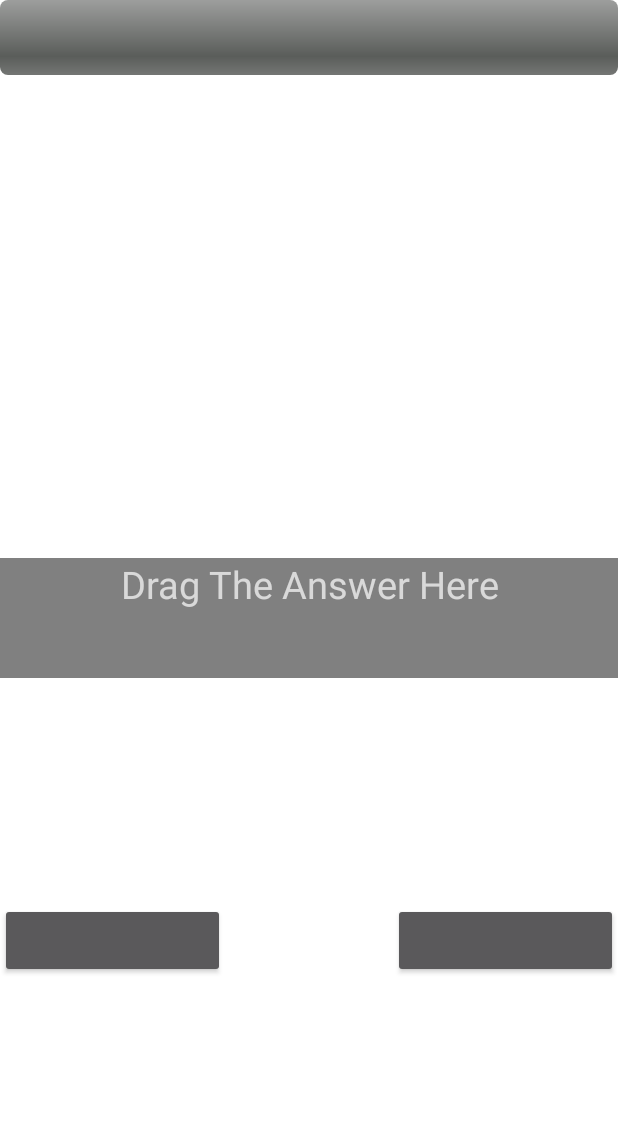
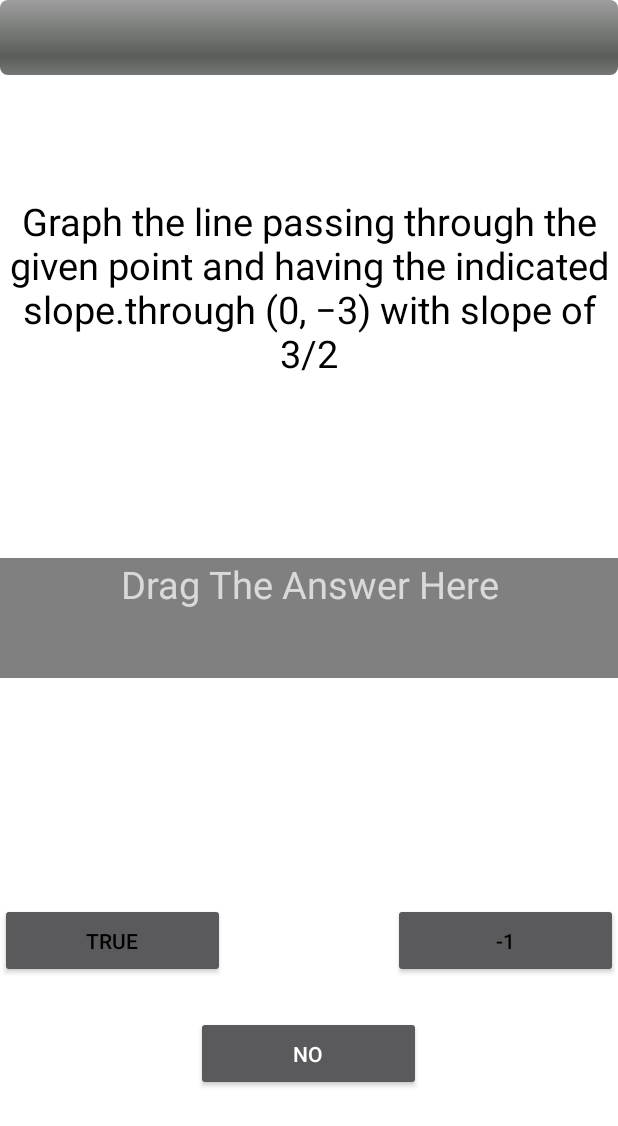
Before and after one commit to JFinkel7/Algebra_Quiz-Android-App, an Android app: the screen it shows after launch (LinearModelsActivity), after a tap on "LINEAR FUNCTIONS", on a phone screen of 412 x 824 dp. Shown: the top 1126 px of the screen. Run offline under Robolectric (Android 15) with nearby library versions, the light colour scheme and no system bars.

Commit message:
Added Sound Effects, ProgressBar Animation In LinearFunctions Activity

```diff
--- /dev/null
+++ b/src/main/java/Quiz/LinearModels.java
@@ -0,0 +1,84 @@
+package Quiz;
+
+import android.content.Context;
+import android.database.sqlite.SQLiteDatabase;
+
+import java.util.Random;
+
+import Database.DatabaseOpenHandler;
+import Database.DbEvent;
+import QuizRepository.ILinearModelsQuestions;
+
+
+public class LinearModels implements ILinearModelsQuestions {
+    //*****
+    private static final String DB_NAME = "Quiz";
+    private static final String TABLE_NAME = "LinearModels";
+    private static final String COLUMN_ID = "ID";
+    private static final String COLUMN_1 = "Question";
+    private static final String COLUMN_2 = "Solution";
+    private static final String EMPTY_STRING = "";
+    private int randomIndex = 1;
+    // DbDataSet
+    private SQLiteDatabase db;
+    private DatabaseOpenHandler dbHandler;
+    private DbEvent dbEvent;
+
+
+    //*****
+    public LinearModels(Context context) {
+        this.dbEvent = new DbEvent(1, DB_NAME, TABLE_NAME, COLUMN_ID, COLUMN_1, COLUMN_2);
+        this.dbHandler = new DatabaseOpenHandler(context, dbEvent);
+        this.db = dbHandler.getWritableDatabase();
+        //*** Adding Data To Our Database If None Exists ***
+        if (!(dbEvent.getRowCount(db) >= 1)) {
+            dbEvent.insertTwoTableData(db, QUESTION_1, SOLUTION_1);
+            dbEvent.insertTwoTableData(db, QUESTION_2, SOLUTION_2);
+            dbEvent.insertTwoTableData(db, QUESTION_3, SOLUTION_3);
+        }
+    }
+
+    /*========================================CLASS METHODS========================================*/
+    // *** GETS The (1st) Question From The SQLite Table ***
+    public String getQuestion() {
+        return (dbEvent.retrieveTableData(db, dbEvent.getColumn1(), 1));
+    }
+
+    /*** (INFO) ADDED METHOD ***/
+    // *** (Overloaded) GETS The A Chosen Question From The SQLite Table Based On The ID Value ***
+    public String getQuestion(final int ID) {
+        return (dbEvent.retrieveTableData(db, dbEvent.getColumn1(), ID));
+    }
+
+    // *** GETS Random Question From The SQLite Table ***
+    public String getRandomQuestion() {
+        Random randomEvent = new Random();
+        final int MIN = 1;
+        final int MAX = dbEvent.getRowCount(db);
+        randomIndex = randomEvent.nextInt(MAX) + MIN;
+        //*** Returns The Random Int Value ***
+        return (dbEvent.retrieveTableData(db, dbEvent.getColumn1(), randomIndex));
+    }
+
+    //*** Gets Solution From The Matching Random Question ***
+    public String getRandomSolution() {
+        return (dbEvent.retrieveTableData(db, dbEvent.getColumn2(), randomIndex));
+    }
+
+    //*** Checks To See If The Question Is Correct Based On The Matching Input ***
+    public boolean checkQuestion(String userInput) {
+        if (!(userInput.isEmpty())) {// Continue
+            //*** Returns True If User Input Matches With The Solution ***
+            return (userInput.equals(getRandomSolution()));
+        }
+        return (false);
+    }
+
+    /*** (INFO) ADDED METHOD ***/
+    public String getSolution(int Id) {
+        if (Id > 0) {
+            return (dbEvent.retrieveTableData(db, dbEvent.getColumn2(), Id));
+        }
+        return (EMPTY_STRING);
+    }
+}// END OF CLASS
--- a/src/main/java/com/jfinkelstudios/mobile/algebraquizapp/LinearModelsActivity.java
+++ b/src/main/java/com/jfinkelstudios/mobile/algebraquizapp/LinearModelsActivity.java
@@ -1,5 +1,6 @@
 package com.jfinkelstudios.mobile.algebraquizapp;
 
+import android.animation.ObjectAnimator;
 import android.annotation.SuppressLint;
 import android.content.ClipData;
 import android.os.Bundle;
@@ -7,27 +8,29 @@ import android.view.DragEvent;
 import android.view.MotionEvent;
 import android.view.View;
 import android.widget.Button;
+import android.widget.ProgressBar;
 import android.widget.TextView;
-import android.widget.Toast;
 
 import androidx.appcompat.app.AppCompatActivity;
 
 import Quiz.LinearModels;
 
 public class LinearModelsActivity extends AppCompatActivity {
-    // DataTypes
+    //* Data Types
+    private static final String PROPERTY_NAME = "progress";
     private static final String DEBUG = "DEBUG";
-    //*******>
-    // View
-    private Button btnQuestion_1, btnQuestion_2;
+    private static int currentProgress = 0;
+    ProgressBar progressBar;
+    private String question, chosenAnswer;
     private TextView txtViewQuestion, txtViewTarget;
-    private String question, chosenAnswer;
-    private int xDelta, yDelta;
-    private int solutionStartIndex = 1;
-    // Classes
+    //*****
+    //* VIEWS
+    private Button btnQuestion_1, btnQuestion_2, btnQuestion_3;
+    //* Classes
     private LinearModels linearModels;
+    private SoundEffects correctSound, inCorrectSound, dragStartSound, dragEndSound;
 
-    //*******>
+    //********>
     @Override
     protected void onCreate(Bundle savedInstanceState) {
         super.onCreate(savedInstanceState);
@@ -35,23 +38,40 @@ public class LinearModelsActivity extends AppCompatActivity {
         /***VIEW ID'S***/
         btnQuestion_1 = findViewById(R.id.btnQuestion1);
         btnQuestion_2 = findViewById(R.id.btnQuestion2);
+        btnQuestion_3 = findViewById(R.id.btnQuestion3);
         txtViewQuestion = findViewById(R.id.txtView_Question);
         txtViewTarget = findViewById(R.id.txtView_Target);
+        progressBar = findViewById(R.id.progressBar);
         /***CLASS Object Construction***/
         linearModels = new LinearModels(LinearModelsActivity.this);
-        txtViewQuestion.setText(linearModels.getRandomQuestion());
+        // correctSound
+        correctSound = new SoundEffects(this, 1);
+        correctSound.setSound(R.raw.single_small_bell);
+        // inCorrectSound
+        inCorrectSound = new SoundEffects(this, 1);
+        inCorrectSound.setSound(R.raw.sound_error_2);
+        // Drag Start Sound
+        dragStartSound = new SoundEffects(this, 1);
+        dragStartSound.setSound(R.raw.sound_tap_hard);
+        // Drag End Sound
+        dragEndSound = new SoundEffects(this, 1);
+        dragEndSound.setSound(R.raw.sound_fast_whoosh1);
+        // VIEW CONFIGURATIONS
         btnQuestion_1.setText(linearModels.getSolution(1));
         btnQuestion_2.setText(linearModels.getSolution(2));
+        btnQuestion_3.setText(linearModels.getSolution(3));
+        txtViewQuestion.setText(linearModels.getRandomQuestion());
         // SET OTHER METHODS
         setMotionEventListener(btnQuestion_1);
         setMotionEventListener(btnQuestion_2);
-        setDragListener(txtViewQuestion);
+        setMotionEventListener(btnQuestion_3);
+        setDragListener(txtViewTarget);
     }
 
     //***[Sets Motion Event Listener]***/
     @SuppressLint("ClickableViewAccessibility")
-    public void setMotionEventListener(final View eventView) {
-        eventView.setOnTouchListener(new View.OnTouchListener() {
+    public void setMotionEventListener(final View EVENT_VIEW) {
+        EVENT_VIEW.setOnTouchListener(new View.OnTouchListener() {
             @Override
             public boolean onTouch(View view, MotionEvent motionEvent) {
                 ClipData data = ClipData.newPlainText("", "");
@@ -64,40 +84,105 @@ public class LinearModelsActivity extends AppCompatActivity {
     }
 
     //***[Sets Drag Event Listener]***/
-    public void setDragListener(final View view) {
-        /***(1) - This is Listening To The View That You Want To Target At When You Drop It At The Location
-         EXAMPLE: Button Is Being Dragged To The TextView ***/
-        txtViewQuestion.setOnDragListener(new View.OnDragListener() {
+    public void setDragListener(final View VIEW) {
+        /***(1) - This is Listening To The View That You Want To Target At When You Drop It At The Location***/
+        VIEW.setOnDragListener(new View.OnDragListener() {
             @Override
-            public boolean onDrag(View view, DragEvent dragEvent) {
-                final View targetView = (View) dragEvent.getLocalState();
-                switch (dragEvent.getAction()) {
-                    /***(2) - Checks If The Drag Event Has Started***/
-                    case (DragEvent.ACTION_DRAG_STARTED):
-                        Toast.makeText(LinearModelsActivity.this, "Drag Even't Has Started", Toast.LENGTH_SHORT).show();
-                        break;
-                    /***(3) - Checks If The Drag Event Has Entered An Area***/
-                    case (DragEvent.ACTION_DRAG_ENTERED):
+            public boolean onDrag(View view, final DragEvent DRAG_EVENT) {
+                final View TARGET_VIEW = (View) DRAG_EVENT.getLocalState();
+                /***(1) - Checks If The Drag Event Has Started***/
+                if (DRAG_EVENT.getAction() == DragEvent.ACTION_DRAG_STARTED) {
+                    dragStartSound.playSound();
+                }
+                //
+                /***(2) - Checks If The Drag Event Has Entered An Area***/
+                else if (DRAG_EVENT.getAction() == DragEvent.ACTION_DROP) {
+                    switch (TARGET_VIEW.getId()) {
+                        // <**** BTN QUESTION 1 ****>
+                        case (R.id.btnQuestion1):
+                            chosenAnswer = btnQuestion_1.getText().toString();
+                            /*****Animates The Progress Bar If Correct*****/
+                            if (linearModels.checkQuestion(chosenAnswer)) {// * CORRECT * ↓
+                                if (!(currentProgress >= 100)) {
+                                    correctSound.playSound();
+                                    currentProgress += 10;
+                                    ObjectAnimator.ofInt(progressBar, PROPERTY_NAME, currentProgress).setDuration(300).start();
+                                    // Sets A New Random Question
+                                    txtViewQuestion.setText(linearModels.getRandomQuestion());
+                                }
 
-                        //(1) If They Drag (1st) Button Do This ↓
-                        if (targetView.getId() == R.id.btnQuestion1) {
-                            chosenAnswer = btnQuestion_1.getText().toString();
-                            if (linearModels.checkQuestion(chosenAnswer)) {
-                                Toast.makeText(LinearModelsActivity.this, "You Are Correct", Toast.LENGTH_SHORT).show();
+                            } else {// * WRONG * ↓
+                                /*****Animates The Progress Bar If Wrong*****/
+                                if (!(currentProgress <= 0)) {
+                                    currentProgress -= 10;
+                                    ObjectAnimator.ofInt(progressBar, PROPERTY_NAME, currentProgress).setDuration(300).start();
+                                }
+                                inCorrectSound.playSound();
                             }
-                            //(2) If They Drag (2nd) Button Do This ↓
-                        } else if (targetView.getId() == R.id.btnQuestion2) {
+                            break;
+
+                        // <**** BTN QUESTION 2 ****>
+                        case (R.id.btnQuestion2):
                             chosenAnswer = btnQuestion_2.getText().toString();
-                            if (linearModels.checkQuestion(chosenAnswer)) {
-                                Toast.makeText(LinearModelsActivity.this, "You Ar Correct", Toast.LENGTH_SHORT).show();
+                            if (linearModels.checkQuestion(chosenAnswer)) {// * CORRECT * ↓
+                                /*****Animates The Progress Bar If Correct*****/
+                                if (!(currentProgress >= 100)) {
+                                    correctSound.playSound();
+                                    currentProgress += 10;
+                                    ObjectAnimator.ofInt(progressBar, PROPERTY_NAME, currentProgress).setDuration(300).start();
+                                    // Sets A New Random Question
+                                    txtViewQuestion.setText(linearModels.getRandomQuestion());
+                                }
+                            } else {// * WRONG * ↓
+                                /*****Animates The Progress Bar If Wrong*****/
+                                if (!(currentProgress <= 0)) {
+                                    currentProgress -= 10;
+                                    ObjectAnimator.ofInt(progressBar, PROPERTY_NAME, currentProgress).setDuration(300).start();
+                                }
+                                inCorrectSound.playSound();
                             }
-                        }
-                        break;
+                            break;
+
+                        // <**** BTN QUESTION 3 ****>
+                        case (R.id.btnQuestion3):
+                            chosenAnswer = btnQuestion_3.getText().toString();
+                            if (linearModels.checkQuestion(chosenAnswer)) {// * CORRECT * ↓
+                                /*****Animates The Progress Bar If Correct*****/
+                                if (!(currentProgress >= 100)) {
+                                    correctSound.playSound();
+                                    currentProgress += 10;
+                                    ObjectAnimator.ofInt(progressBar, PROPERTY_NAME, currentProgress).setDuration(300).start();
+                                    // Sets A New Random Question
+                                    txtViewQuestion.setText(linearModels.getRandomQuestion());
+                                }
+                            } else {// * WRONG * ↓
+                                /*****Animates The Progress Bar If Wrong*****/
+                                if (!(currentProgress <= 0)) {
+                                    currentProgress -= 10;
+                                    ObjectAnimator.ofInt(progressBar, PROPERTY_NAME, currentProgress).setDuration(300).start();
+                                }
+                                inCorrectSound.playSound();
+                            }
+                            break;
+                    }
                 }
                 return true;
             }
         });
-
     }
 
-}
+    @Override
+    protected void onDestroy() {
+        super.onDestroy();
+        correctSound.stopSound();
+        correctSound.disposeSound();
+        inCorrectSound.stopSound();
+        inCorrectSound.disposeSound();
+        dragStartSound.stopSound();
+        dragStartSound.disposeSound();
+        dragEndSound.stopSound();
+        dragEndSound.disposeSound();
+    }
+
+
+}// END OF CLASS
--- /dev/null
+++ b/src/main/java/com/jfinkelstudios/mobile/algebraquizapp/SoundEffects.java
@@ -0,0 +1,57 @@
+package com.jfinkelstudios.mobile.algebraquizapp;
+
+import android.content.Context;
+import android.media.AudioAttributes;
+import android.media.SoundPool;
+import android.util.Log;
+
+public class SoundEffects {
+    //*******
+    // * ERROR STRING MESSAGES *
+    private static final String SOUND_ERROR = "SOUND ERROR:";
+    private static final String SOUND_INFO = "SOUND INFO:";
+    private static final String SUCCESS_SOUND_FILE_WORKS = "SOUND FILE WORKS";
+    private static final String SUCCESS_SOUND_FILE_ERROR = "When Playing -> SOUND File";
+    // * Class Instance Variables *
+    private SoundPool soundPool;
+    private Context context;
+    private int successSound;
+    //*******
+    /***Constructor↓***/
+   public SoundEffects(Context context, int maxStream) {
+        this.context = context;
+        AudioAttributes audioAttribute = new AudioAttributes.Builder().setUsage(AudioAttributes.USAGE_GAME).setContentType(AudioAttributes.CONTENT_TYPE_SONIFICATION).build();
+        soundPool = new SoundPool.Builder().setAudioAttributes(audioAttribute).setMaxStreams(maxStream).build();
+    }
+
+
+    /***SET METHODS↓***/
+    public void setSound(int soundFile) {
+        this.successSound = soundPool.load(context, soundFile, 1);
+    }
+
+    /***GET METHODS↓***/
+    private int getSound() {
+        return (successSound);
+    }
+
+    /***↓Sound Effect METHODS↓***/
+    public void playSound() {
+        if (getSound() != 0) {
+            soundPool.play(getSound(), 1, 1, 0, 0, 1);
+            Log.i(SOUND_INFO, SUCCESS_SOUND_FILE_WORKS);
+        } else {
+            Log.e(SOUND_ERROR, SUCCESS_SOUND_FILE_ERROR);
+        }
+    }
+
+    public void stopSound() {
+        soundPool.stop(getSound());
+    }
+
+    public void disposeSound() {
+        soundPool.release();
+    }
+
+
+}// END OF CLASS
--- a/src/main/res/layout/activity_linear_models.xml
+++ b/src/main/res/layout/activity_linear_models.xml
@@ -52,8 +52,8 @@
         android:layout_alignParentEnd="true"
         android:layout_centerInParent="true"
         android:layout_marginTop="150dp"
-
-        android:textAlignment="center" />
+        android:textAlignment="center"
+        android:textColor="@color/Black" />
 
     <!--Button-QUESTION_2-->
     <Button
@@ -64,7 +64,17 @@
         android:layout_alignParentStart="true"
         android:layout_centerInParent="true"
         android:layout_marginTop="150dp"
+        android:textAlignment="center"
+        android:textColor="@color/Black" />
+
+    <!--Button-QUESTION_3-->
+    <Button
+        android:id="@+id/btnQuestion3"
+        android:layout_width="150dp"
+        android:layout_height="50dp"
+        android:layout_below="@id/txtView_Target"
+        android:layout_centerInParent="true"
+        android:layout_marginTop="225dp"
         android:textAlignment="center" />
 
-
 </RelativeLayout>
```
Also changed, not shown: src/main/java/QuizRepository/IFunctions_2_3_Questions.java (added, +27 -0 lines), src/main/java/com/jfinkelstudios/mobile/algebraquizapp/Functions2_3Activity.java (+4 -6 lines), 2 other files.
